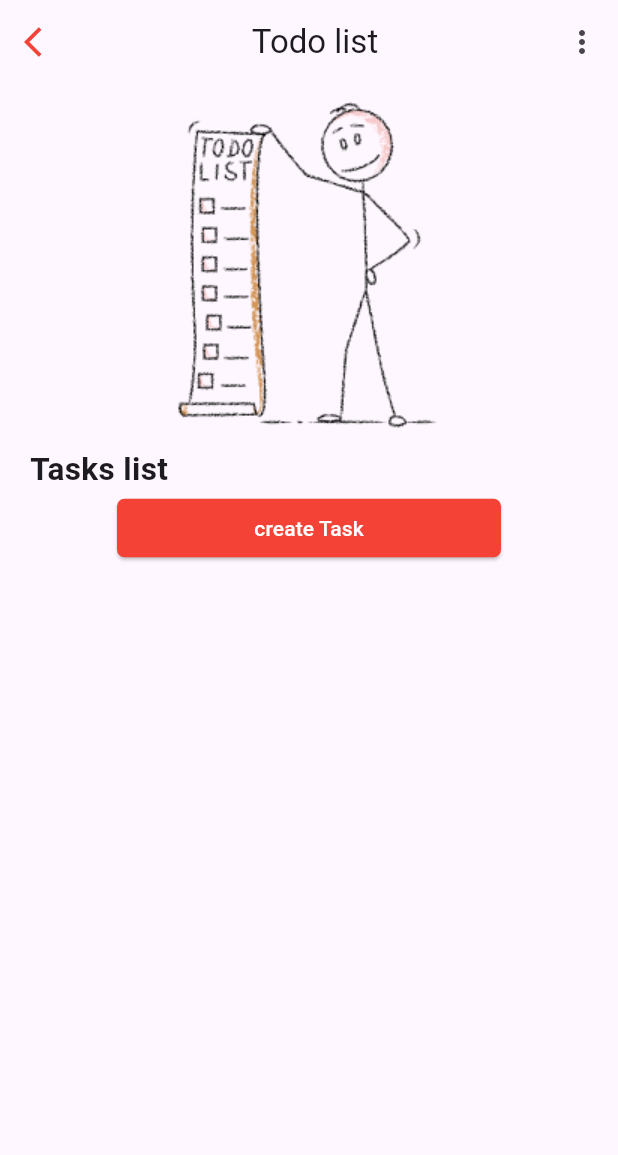
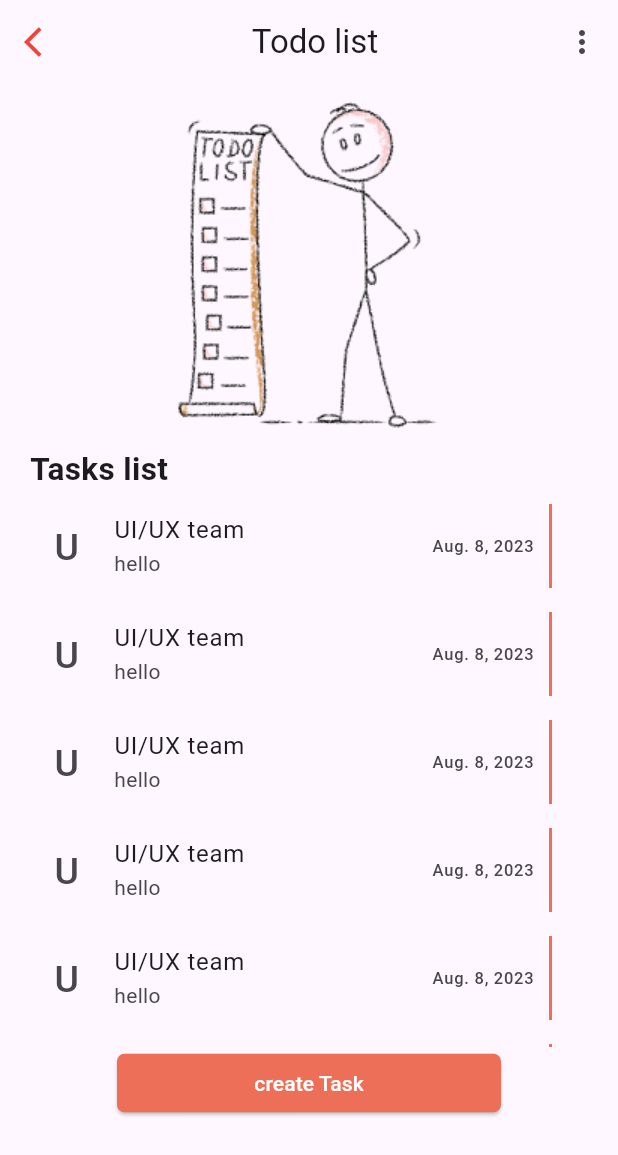
Before and after one commit to asnakeassefa/2023-project-phase-mobile-tasks, a Flutter app: the ListPage screen opened directly, on a phone screen of 412 x 824 dp. Shown: the top 1155 px of the screen. Run offline on Flutter 3.47's test engine with Material 2 defaults, Android fonts, the light colour scheme and no system bars.

Commit message:
format the due date

```diff
--- a/on-boarding/flutterui/lib/screens/ListScreen.dart
+++ b/on-boarding/flutterui/lib/screens/ListScreen.dart
@@ -1,11 +1,11 @@
 import 'package:flutter/material.dart';
 import 'package:flutterui/Models/TasksModel.dart';
+import 'package:intl/intl.dart';
 
 class ListPage extends StatelessWidget {
   const ListPage({super.key});
   @override
   Widget build(BuildContext context) {
-
     List tasks = <TaskModel>[
       TaskModel(
           taskName: "UI/UX team",
@@ -48,7 +48,7 @@ class ListPage extends StatelessWidget {
           dueDate: DateTime.now(),
           description: "hello"),
     ];
-
+    final dateFormat = DateFormat("MMM. d, y");
     return SafeArea(
       child: Scaffold(
           appBar: AppBar(
@@ -80,7 +80,41 @@ class ListPage extends StatelessWidget {
                     ),
                   ],
                 ),
-                // Text Field to add tasks
+
+                //Task List buider
+                SizedBox(
+                  height: 370,
+                  child: ListView.builder(
+                    itemCount: tasks.length,
+                    itemBuilder: (context, index) {
+                      final item = tasks[index];
+                      return ListTile(
+                        leading: Text(
+                          item.taskName[0],
+                          style: const TextStyle(fontSize: 25),
+                        ),
+                        title: Text(item.taskName),
+                        subtitle: Text(item.description),
+                        trailing: SizedBox(
+                          width: 180,
+                          child: Row(
+                            mainAxisAlignment: MainAxisAlignment.end,
+                            children: [
+                              Text(dateFormat.format(DateTime.now())),
+                              const SizedBox(width: 10),
+                              Container(
+                                width: 2,
+                                decoration: const BoxDecoration(
+                                  color: Color(0xffEE6F57),
+                                ),
+                              ),
+                            ],
+                          ),
+                        ),
+                      );
+                    },
+                  ),
+                ),
 
                 ElevatedButton(
                   style: ElevatedButton.styleFrom(
@@ -88,7 +122,7 @@ class ListPage extends StatelessWidget {
                     shape: RoundedRectangleBorder(
                       borderRadius: BorderRadius.circular(5),
                     ),
-                    backgroundColor: Colors.red,
+                    backgroundColor: const Color(0xffEE6F57),
                   ),
                   onPressed: () => Navigator.push(
                     context,
--- a/on-boarding/flutterui/lib/screens/createTask.dart
+++ b/on-boarding/flutterui/lib/screens/createTask.dart
@@ -1,7 +1,7 @@
 import 'package:flutter/material.dart';
 
-class MyWidget extends StatelessWidget {
-  const MyWidget({super.key});
+class CreateTask extends StatelessWidget {
+  const CreateTask({super.key});
 
   @override
   Widget build(BuildContext context) {
@@ -13,12 +13,21 @@ class MyWidget extends StatelessWidget {
             onPressed: () => Navigator.pop(context),
             icon: const Icon(Icons.arrow_back_ios, color: Colors.red),
           ),
-          title: const Center(child: Text("Todo list")),
           actions: [
             IconButton(
                 onPressed: () => {}, icon: const Icon(Icons.more_vert_outlined))
           ],
         ),
+        bottomNavigationBar: const BottomAppBar(
+          child: Center(
+            child: Text(
+              'Create new task',
+              style: TextStyle(fontSize: 21, fontWeight: FontWeight.bold),
+            ),
+          ),
+        ),
+
+        // body part
         body: Padding(
           padding: const EdgeInsets.symmetric(horizontal: 20),
           child: Column(
@@ -34,8 +43,13 @@ class MyWidget extends StatelessWidget {
                   ),
                 ],
               ),
-              // Tasks List using List builder
-              ListView(),
+
+              // Text fields for the input
+              ListView(
+
+              ),
+
+              // Add task button
               ElevatedButton(
                 style: ElevatedButton.styleFrom(
                   minimumSize: const Size(256, 39),
--- a/on-boarding/flutterui/pubspec.yaml
+++ b/on-boarding/flutterui/pubspec.yaml
@@ -35,6 +35,7 @@ dependencies:
   # The following adds the Cupertino Icons font to your application.
   # Use with the CupertinoIcons class for iOS style icons.
   cupertino_icons: ^1.0.2
+  intl: ^0.18.1
 
 dev_dependencies:
   flutter_test:
```
Also changed, not shown: on-boarding/flutterui/pubspec.lock. Lines whose indentation alone changed are shown as unchanged.
